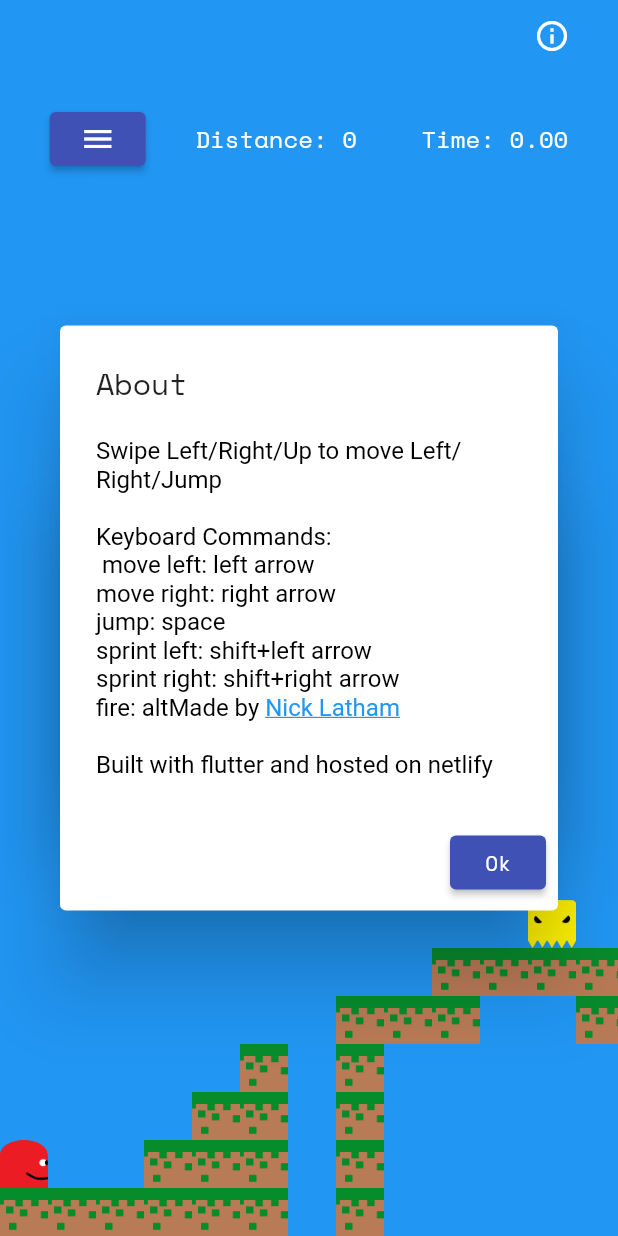
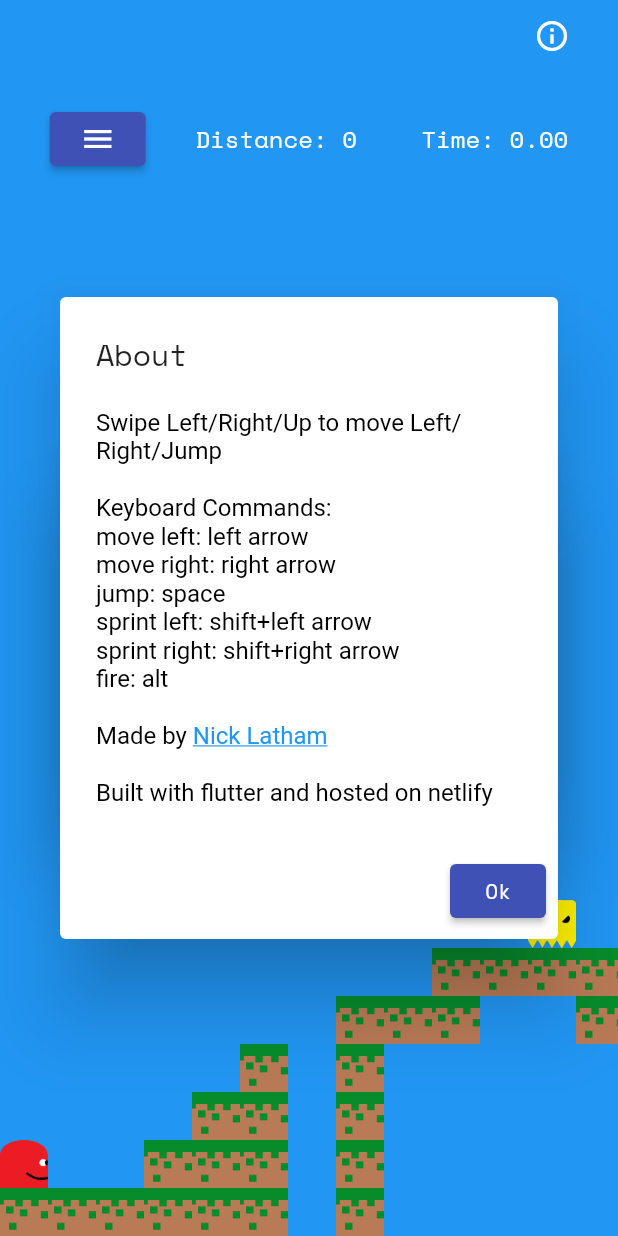
Before and after one commit to nlatham1999/Flutter_Game_2, a Flutter app: the GameScreen screen opened directly, after a tap on the "info outline" icon, on a phone screen of 412 x 824 dp. Run offline on Flutter 3.47's test engine with Material 2 defaults, Android fonts, the phone set to English and light mode, and no system bars; our stand-ins replace fluttertoast, share_plus.

Commit message:
info button

```diff
--- a/lib/views/gamescreen.dart
+++ b/lib/views/gamescreen.dart
@@ -410,7 +410,8 @@
         child: const Icon(Icons.info_outline, color: Colors.white),
         onPressed: () {
           setState(() {
-          _showAboutGame = true;
+            _gameController.gameStarted = false;
+            _showAboutGame = true;
           });
         },
       )
@@ -844,6 +845,7 @@
                 () {
                   setState(() {
                     _showAboutGame = false;
+                    _gameController.gameStarted = true;
                   });
                 },
                 child: const Text("Ok"),
--- a/lib/views/utils/aboutinfo.dart
+++ b/lib/views/utils/aboutinfo.dart
@@ -6,7 +6,7 @@
   return TextSpan(
                     children: [
                       const TextSpan(
-                        text: "Swipe Left/Right/Up to move Left/Right/Jump\n\nKeyboard Commands:\n move left: left arrow\nmove right: right arrow\njump: space\nsprint left: shift+left arrow\nsprint right: shift+right arrow\nfire: alt",
+                        text: "Swipe Left/Right/Up to move Left/Right/Jump\n\nKeyboard Commands:\nmove left: left arrow\nmove right: right arrow\njump: space\nsprint left: shift+left arrow\nsprint right: shift+right arrow\nfire: alt\n\n",
                         style: TextStyle(
                           color: Colors.black,
                           fontSize: 16,
```
Also changed, not shown: 3 other files.
